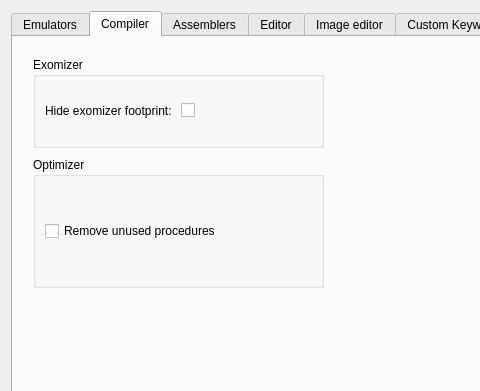
leuat/TRSE, file source/dialogtrsesettings.ui: the form before one commit; both pictures show x 0 to 480 and y 0 to 391 of the 1022 by 689 pixel window.
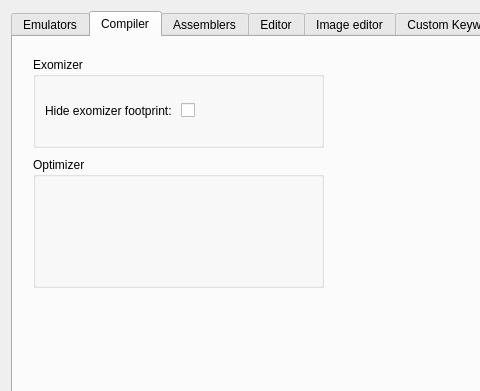
The form after the commit. The open tabs and pages were chosen to show the change.

Diff of the .ui file:
```diff
--- a/source/dialogtrsesettings.ui
+++ b/source/dialogtrsesettings.ui
@@ -298,15 +298,7 @@
          </property>
          <layout class="QGridLayout" name="gridLayout_2">
           <item row="0" column="0">
-           <layout class="QVBoxLayout" name="verticalLayout_6">
-            <item>
-             <widget class="QCheckBox" name="chkRemoveUnusedProcedures">
-              <property name="text">
-               <string>Remove unused procedures</string>
-              </property>
-             </widget>
-            </item>
-           </layout>
+           <layout class="QVBoxLayout" name="verticalLayout_6"/>
           </item>
          </layout>
         </widget>
```
Left out of the diff: 2 changed lines with no effect on the pictures.
